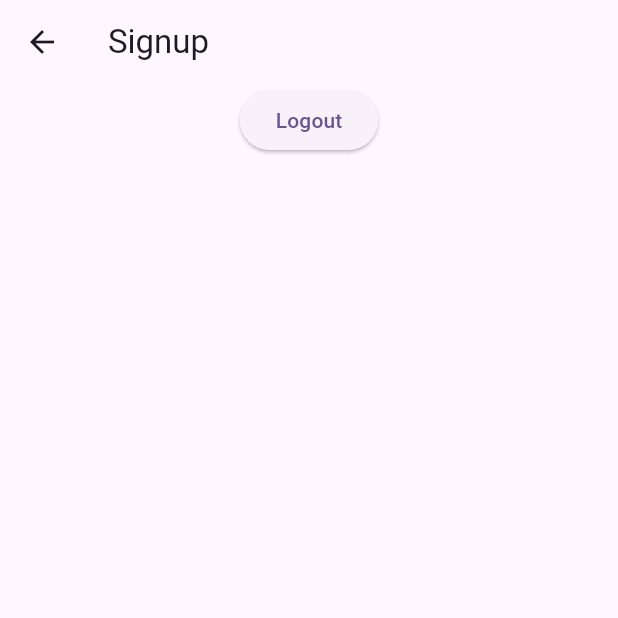
After one commit to kinggeert/truth_or_drink, a Flutter app: the HomePage screen opened directly, after a tap on the "account circle" icon, on a phone screen of 412 x 824 dp, the top half of it. The commit adds this screen. Run offline on Flutter 3.47's test engine with Material 3 defaults, Android fonts, the phone set to English and light mode, and no system bars; our stand-ins replace supabase_flutter; missing offline and left inert: mobile_scanner; accounts and stored records are empty; network calls fail.

Commit message:
Added logout

```diff
--- a/lib/main.dart
+++ b/lib/main.dart
@@ -21,6 +21,7 @@ class MyApp extends StatelessWidget {
   Widget build(BuildContext context) {
     return MaterialApp(
       title: 'Flutter Demo',
+      debugShowCheckedModeBanner: false,
       theme: ThemeData(
         colorScheme: ColorScheme.fromSeed(seedColor: Colors.deepPurple),
       ),
--- a/lib/pages/home_page.dart
+++ b/lib/pages/home_page.dart
@@ -2,6 +2,7 @@ import 'package:flutter/material.dart';
 import 'package:truth_or_drink/pages/decks_page.dart';
 import 'package:truth_or_drink/pages/join_page.dart';
 import 'package:truth_or_drink/pages/make_page.dart';
+import 'package:truth_or_drink/pages/profile_page.dart';
 
 class HomePage extends StatelessWidget {
   const HomePage({super.key});
@@ -9,7 +10,20 @@ class HomePage extends StatelessWidget {
   @override
   Widget build(BuildContext context) {
     return Scaffold(
-      appBar: AppBar(title: Text("MEXICANO")),
+      appBar: AppBar(
+        title: Text("MEXICANO"),
+        actions: [
+          IconButton(
+            onPressed: () {
+              Navigator.push(
+                context,
+                MaterialPageRoute(builder: (_) => const ProfilePage()),
+              );
+            },
+            icon: const Icon(Icons.account_circle),
+          ),
+        ],
+      ),
       body: Center(
         child: Column(
           mainAxisSize: MainAxisSize.min,
--- a/lib/pages/login_page.dart
+++ b/lib/pages/login_page.dart
@@ -32,9 +32,10 @@ class _LoginPageState extends State<LoginPage> {
           context,
         ).showSnackBar(SnackBar(content: Text('Login successful!')));
 
-        Navigator.pushReplacement(
+        Navigator.pushAndRemoveUntil(
           context,
           MaterialPageRoute(builder: (_) => HomePage()),
+          (Route<dynamic> route) => false,
         );
       } else {
         ScaffoldMessenger.of(context).showSnackBar(
--- /dev/null
+++ b/lib/pages/profile_page.dart
@@ -0,0 +1,42 @@
+import 'package:flutter/material.dart';
+import 'package:supabase_flutter/supabase_flutter.dart';
+import 'package:truth_or_drink/pages/login_page.dart';
+
+class ProfilePage extends StatelessWidget {
+  const ProfilePage({super.key});
+
+  @override
+  Widget build(BuildContext context) {
+    return Scaffold(
+      appBar: AppBar(title: Text("Signup")),
+      body: Center(
+        child: Column(
+          children: [
+            ElevatedButton(
+              onPressed: () {
+                try {
+                  final supabase = Supabase.instance.client;
+                  final response = supabase.auth.signOut();
+                  ScaffoldMessenger.of(
+                    context,
+                  ).showSnackBar(SnackBar(content: Text('Logout successful!')));
+                  Navigator.pushAndRemoveUntil(
+                    context,
+                    MaterialPageRoute(builder: (_) => LoginPage()),
+                    (Route<dynamic> route) => false,
+                  );
+                } catch (e) {
+                  print(e);
+                  ScaffoldMessenger.of(
+                    context,
+                  ).showSnackBar(SnackBar(content: Text('Error: $e')));
+                }
+              },
+              child: Text("Logout"),
+            ),
+          ],
+        ),
+      ),
+    );
+  }
+}
--- a/lib/pages/signup_page.dart
+++ b/lib/pages/signup_page.dart
@@ -33,9 +33,10 @@ class _SignupPageState extends State<SignupPage> {
             content: Text('Signup successful! Please verify your email.'),
           ),
         );
-        Navigator.pushReplacement(
+        Navigator.pushAndRemoveUntil(
           context,
           MaterialPageRoute(builder: (_) => HomePage()),
+          (Route<dynamic> route) => false,
         );
       } else {
         ScaffoldMessenger.of(context).showSnackBar(
```
